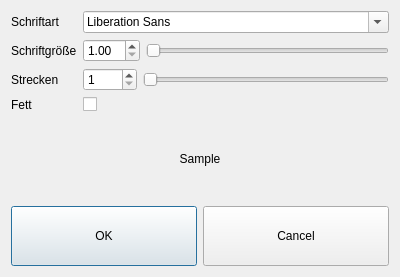
The window that src/font/fontselector.ui (todvora/qrk-registrier-kasse) describes before a commit, drawn with Qt 5.
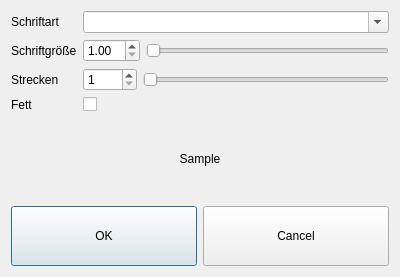
The same window after the commit. Icons and pictures are not drawn.

Diff of the .ui file:
```diff
--- a/src/font/fontselector.ui
+++ b/src/font/fontselector.ui
@@ -19,7 +19,11 @@
      <item>
       <layout class="QFormLayout" name="formLayout">
        <item row="1" column="1">
-        <widget class="QFontComboBox" name="fontComboBox"/>
+        <widget class="QFontComboBox" name="fontComboBox">
+         <property name="currentText">
+          <string/>
+         </property>
+        </widget>
        </item>
        <item row="2" column="0">
         <widget class="QLabel" name="pointSizeLabel">
```
